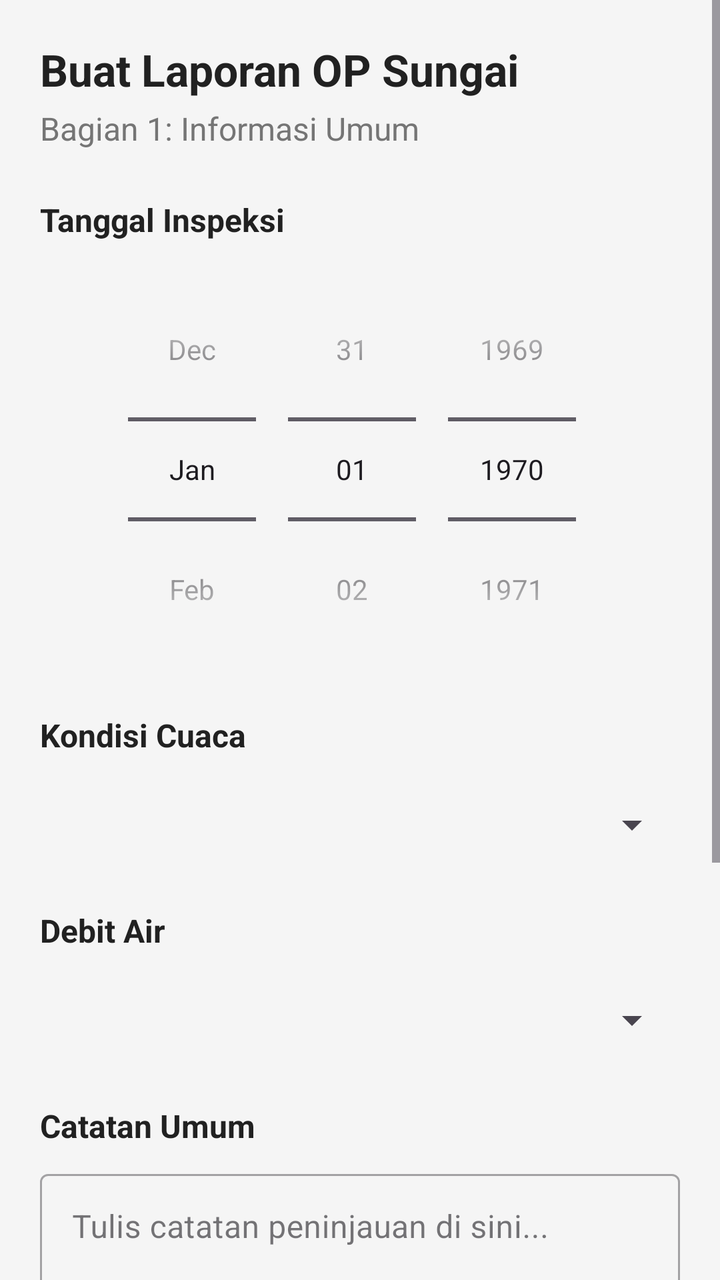
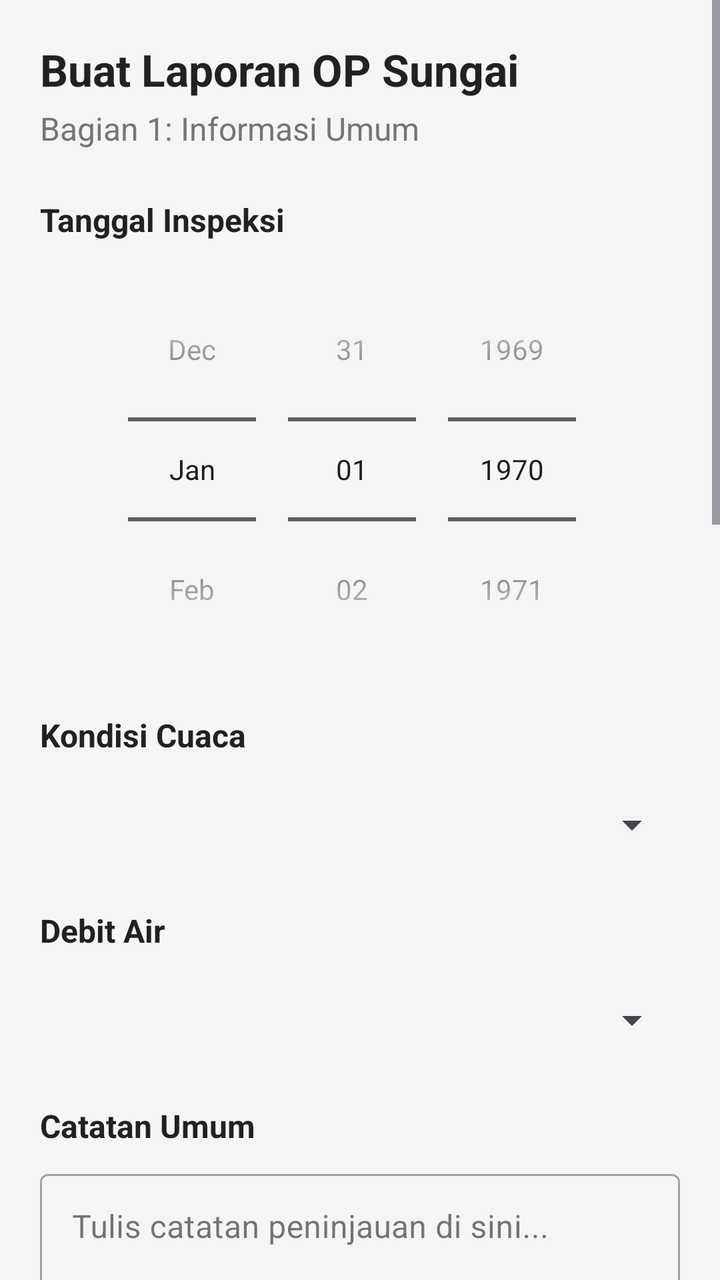

Compare the two renders of this Android layout. The source of the first and the diff that turns it into the second are given below.
<!-- AndroidManifest.xml: application theme Theme.RiverOP -->
<!-- res/layout/activity_buat_laporan.xml -->
<?xml version="1.0" encoding="utf-8"?>
<ScrollView xmlns:android="http://schemas.android.com/apk/res/android"
    xmlns:app="http://schemas.android.com/apk/res-auto"
    android:layout_width="match_parent"
    android:layout_height="match_parent"
    android:fillViewport="true"
    android:background="@color/background">

    <androidx.constraintlayout.widget.ConstraintLayout
        android:layout_width="match_parent"
        android:layout_height="wrap_content"
        android:padding="20dp">

        <TextView
            android:id="@+id/tvTitle"
            android:layout_width="0dp"
            android:layout_height="wrap_content"
            android:text="Buat Laporan OP Sungai"
            android:textSize="22sp"
            android:textStyle="bold"
            android:textColor="@color/text_primary"
            app:layout_constraintTop_toTopOf="parent"
            app:layout_constraintStart_toStartOf="parent"
            app:layout_constraintEnd_toEndOf="parent" />

        <TextView
            android:id="@+id/tvSubtitle"
            android:layout_width="0dp"
            android:layout_height="wrap_content"
            android:text="Bagian 1: Informasi Umum"
            android:textSize="16sp"
            android:textColor="@color/text_secondary"
            android:layout_marginTop="4dp"
            app:layout_constraintTop_toBottomOf="@id/tvTitle"
            app:layout_constraintStart_toStartOf="parent"
            app:layout_constraintEnd_toEndOf="parent" />

        <TextView
            android:id="@+id/lblTanggal"
            android:layout_width="0dp"
            android:layout_height="wrap_content"
            android:text="Tanggal Inspeksi"
            android:textSize="16sp"
            android:textStyle="bold"
            android:textColor="@color/text_primary"
            android:layout_marginTop="24dp"
            app:layout_constraintTop_toBottomOf="@id/tvSubtitle"
            app:layout_constraintStart_toStartOf="parent"
            app:layout_constraintEnd_toEndOf="parent" />

        <DatePicker
            android:id="@+id/dpTanggal"
            android:layout_width="0dp"
            android:layout_height="wrap_content"
            android:datePickerMode="spinner"
            android:calendarViewShown="false"
            android:layout_marginTop="8dp"
            app:layout_constraintTop_toBottomOf="@id/lblTanggal"
            app:layout_constraintStart_toStartOf="parent"
            app:layout_constraintEnd_toEndOf="parent" />

        <TextView
            android:id="@+id/lblCuaca"
            android:layout_width="0dp"
            android:layout_height="wrap_content"
            android:text="Kondisi Cuaca"
            android:textSize="16sp"
            android:textStyle="bold"
            android:textColor="@color/text_primary"
            android:layout_marginTop="16dp"
            app:layout_constraintTop_toBottomOf="@id/dpTanggal"
            app:layout_constraintStart_toStartOf="parent"
            app:layout_constraintEnd_toEndOf="parent" />

        <Spinner
            android:id="@+id/spCuaca"
            android:layout_width="0dp"
            android:layout_height="52dp"
            android:layout_marginTop="8dp"
            android:spinnerMode="dropdown"
            app:layout_constraintTop_toBottomOf="@id/lblCuaca"
            app:layout_constraintStart_toStartOf="parent"
            app:layout_constraintEnd_toEndOf="parent" />

        <TextView
            android:id="@+id/lblDebit"
            android:layout_width="0dp"
            android:layout_height="wrap_content"
            android:text="Debit Air"
            android:textSize="16sp"
            android:textStyle="bold"
            android:textColor="@color/text_primary"
            android:layout_marginTop="16dp"
            app:layout_constraintTop_toBottomOf="@id/spCuaca"
            app:layout_constraintStart_toStartOf="parent"
            app:layout_constraintEnd_toEndOf="parent" />

        <Spinner
            android:id="@+id/spDebit"
            android:layout_width="0dp"
            android:layout_height="52dp"
            android:layout_marginTop="8dp"
            android:spinnerMode="dropdown"
            app:layout_constraintTop_toBottomOf="@id/lblDebit"
            app:layout_constraintStart_toStartOf="parent"
            app:layout_constraintEnd_toEndOf="parent" />

        <TextView
            android:id="@+id/lblCatatan"
            android:layout_width="0dp"
            android:layout_height="wrap_content"
            android:text="Catatan Umum"
            android:textSize="16sp"
            android:textStyle="bold"
            android:textColor="@color/text_primary"
            android:layout_marginTop="16dp"
            app:layout_constraintTop_toBottomOf="@id/spDebit"
            app:layout_constraintStart_toStartOf="parent"
            app:layout_constraintEnd_toEndOf="parent" />

        <com.google.android.material.textfield.TextInputLayout
            android:id="@+id/tilCatatan"
            style="@style/Widget.MaterialComponents.TextInputLayout.OutlinedBox"
            android:layout_width="0dp"
            android:layout_height="wrap_content"
            android:layout_marginTop="8dp"
            android:hint="Tulis catatan peninjauan di sini..."
            app:layout_constraintTop_toBottomOf="@id/lblCatatan"
            app:layout_constraintStart_toStartOf="parent"
            app:layout_constraintEnd_toEndOf="parent">

            <com.google.android.material.textfield.TextInputEditText
                android:id="@+id/etCatatan"
                android:layout_width="match_parent"
                android:layout_height="wrap_content"
                android:inputType="textMultiLine"
                android:minLines="3"
                android:gravity="top|start"
                android:textColor="@color/text_primary"
                android:textColorHint="@color/text_hint"/>
        </com.google.android.material.textfield.TextInputLayout>

        <TextView
            android:id="@+id/lblKendala"
            android:layout_width="0dp"
            android:layout_height="wrap_content"
            android:text="Kendala di Lapangan"
            android:textSize="16sp"
            android:textStyle="bold"
            android:textColor="@color/text_primary"
            android:layout_marginTop="16dp"
            app:layout_constraintTop_toBottomOf="@id/tilCatatan"
            app:layout_constraintStart_toStartOf="parent"
            app:layout_constraintEnd_toEndOf="parent" />

        <com.google.android.material.textfield.TextInputLayout
            android:id="@+id/tilKendala"
            style="@style/Widget.MaterialComponents.TextInputLayout.OutlinedBox"
            android:layout_width="0dp"
            android:layout_height="wrap_content"
            android:layout_marginTop="8dp"
            android:hint="Tulis kendala yang dihadapi (bila ada)..."
            app:layout_constraintTop_toBottomOf="@id/lblKendala"
            app:layout_constraintStart_toStartOf="parent"
            app:layout_constraintEnd_toEndOf="parent">

            <com.google.android.material.textfield.TextInputEditText
                android:id="@+id/etKendala"
                android:layout_width="match_parent"
                android:layout_height="wrap_content"
                android:inputType="textMultiLine"
                android:minLines="3"
                android:gravity="top|start"
                android:textColor="@color/text_primary"
                android:textColorHint="@color/text_hint"/>
        </com.google.android.material.textfield.TextInputLayout>

        <com.google.android.material.button.MaterialButton
            android:id="@+id/btnLanjut"
            android:layout_width="0dp"
            android:layout_height="56dp"
            android:layout_marginTop="32dp"
            android:layout_marginBottom="16dp"
            android:text="Lanjut"
            android:textSize="18sp"
            android:textStyle="bold"
            android:textColor="@color/white"
            android:backgroundTint="@color/primary"
            app:layout_constraintTop_toBottomOf="@id/tilKendala"
            app:layout_constraintBottom_toBottomOf="parent"
            app:layout_constraintStart_toStartOf="parent"
            app:layout_constraintEnd_toEndOf="parent" />

    </androidx.constraintlayout.widget.ConstraintLayout>
</ScrollView>
<!-- resources referenced by this layout -->
<resources>
  <color name="background">#F5F5F5</color>
  <color name="primary">#1B3A6B</color>
  <color name="text_hint">#9E9E9E</color>
  <color name="text_primary">#212121</color>
  <color name="text_secondary">#757575</color>
  <color name="white">#FFFFFF</color>
  <style name="Theme.RiverOP" parent="Base.Theme.RiverOP" />
  <style name="Base.Theme.RiverOP" parent="Theme.Material3.Light.NoActionBar">
          <item name="colorPrimary">@color/primary</item>
          <item name="colorPrimaryVariant">@color/primary_dark</item>
          <item name="colorSecondary">@color/accent_gold</item>
          <item name="android:colorBackground">@color/background</item>
          <item name="android:windowBackground">@color/background</item>
      </style>
  <color name="primary_dark">#0F2347</color>
  <color name="accent_gold">#D4A017</color>
</resources>

<!-- the commit's change to res/layout/activity_buat_laporan.xml (unified diff, before → after) -->
@@ -175,6 +175,137 @@
                 android:textColorHint="@color/text_hint"/>
         </com.google.android.material.textfield.TextInputLayout>
 
+        
+        <TextView
+            android:id="@+id/lblFoto1"
+            android:layout_width="0dp"
+            android:layout_height="wrap_content"
+            android:text="Foto Lokasi 1 (Wajib)"
+            android:textSize="16sp"
+            android:textStyle="bold"
+            android:textColor="@color/text_primary"
+            android:layout_marginTop="24dp"
+            app:layout_constraintTop_toBottomOf="@id/tilKendala"
+            app:layout_constraintStart_toStartOf="parent"
+            app:layout_constraintEnd_toEndOf="parent" />
+
+        <ImageView
+            android:id="@+id/imgFoto1"
+            android:layout_width="0dp"
+            android:layout_height="200dp"
+            android:layout_marginTop="8dp"
+            android:background="@color/divider"
+            android:scaleType="centerCrop"
+            android:src="@android:drawable/ic_menu_camera"
+            app:layout_constraintTop_toBottomOf="@id/lblFoto1"
+            app:layout_constraintStart_toStartOf="parent"
+            app:layout_constraintEnd_toEndOf="parent" />
+
+        <LinearLayout
+            android:id="@+id/layoutBtnFoto1"
+            android:layout_width="0dp"
+            android:layout_height="wrap_content"
+            android:orientation="horizontal"
+            android:layout_marginTop="8dp"
+            app:layout_constraintTop_toBottomOf="@id/imgFoto1"
+            app:layout_constraintStart_toStartOf="parent"
+            app:layout_constraintEnd_toEndOf="parent">
+
+            <com.google.android.material.button.MaterialButton
+                android:id="@+id/btnKameraFoto1"
+                style="@style/Widget.MaterialComponents.Button.OutlinedButton"
+                android:layout_width="0dp"
+                android:layout_height="wrap_content"
+                android:layout_weight="1"
+                android:layout_marginEnd="4dp"
+                android:text="📷 Kamera" />
+
+            <com.google.android.material.button.MaterialButton
+                android:id="@+id/btnGaleriFoto1"
+                style="@style/Widget.MaterialComponents.Button.OutlinedButton"
+                android:layout_width="0dp"
+                android:layout_height="wrap_content"
+                android:layout_weight="1"
+                android:layout_marginStart="4dp"
+                android:text="🖼️ Galeri" />
+
+            <com.google.android.material.button.MaterialButton
+                android:id="@+id/btnHapusFoto1"
+                style="@style/Widget.MaterialComponents.Button.OutlinedButton"
+                android:layout_width="wrap_content"
+                android:layout_height="wrap_content"
+                android:layout_marginStart="4dp"
+                android:text="🗑️"
+                android:visibility="gone" />
+
+        </LinearLayout>
+
+        
+        <TextView
+            android:id="@+id/lblFoto2"
+            android:layout_width="0dp"
+            android:layout_height="wrap_content"
+            android:text="Foto Lokasi 2 (Opsional)"
+            android:textSize="16sp"
+            android:textStyle="bold"
+            android:textColor="@color/text_primary"
+            android:layout_marginTop="16dp"
+            app:layout_constraintTop_toBottomOf="@id/layoutBtnFoto1"
+            app:layout_constraintStart_toStartOf="parent"
+            app:layout_constraintEnd_toEndOf="parent" />
+
+        <ImageView
+            android:id="@+id/imgFoto2"
+            android:layout_width="0dp"
+            android:layout_height="200dp"
+            android:layout_marginTop="8dp"
+            android:background="@color/divider"
+            android:scaleType="centerCrop"
+            android:src="@android:drawable/ic_menu_camera"
+            app:layout_constraintTop_toBottomOf="@id/lblFoto2"
+            app:layout_constraintStart_toStartOf="parent"
+            app:layout_constraintEnd_toEndOf="parent" />
+
+        <LinearLayout
+            android:id="@+id/layoutBtnFoto2"
+            android:layout_width="0dp"
+            android:layout_height="wrap_content"
+            android:orientation="horizontal"
+            android:layout_marginTop="8dp"
+            app:layout_constraintTop_toBottomOf="@id/imgFoto2"
+            app:layout_constraintStart_toStartOf="parent"
+            app:layout_constraintEnd_toEndOf="parent">
+
+            <com.google.android.material.button.MaterialButton
+                android:id="@+id/btnKameraFoto2"
+                style="@style/Widget.MaterialComponents.Button.OutlinedButton"
+                android:layout_width="0dp"
+                android:layout_height="wrap_content"
+                android:layout_weight="1"
+                android:layout_marginEnd="4dp"
+                android:text="📷 Kamera" />
+
+            <com.google.android.material.button.MaterialButton
+                android:id="@+id/btnGaleriFoto2"
+                style="@style/Widget.MaterialComponents.Button.OutlinedButton"
+                android:layout_width="0dp"
+                android:layout_height="wrap_content"
+                android:layout_weight="1"
+                android:layout_marginStart="4dp"
+                android:text="🖼️ Galeri" />
+
+            <com.google.android.material.button.MaterialButton
+                android:id="@+id/btnHapusFoto2"
+                style="@style/Widget.MaterialComponents.Button.OutlinedButton"
+                android:layout_width="wrap_content"
+                android:layout_height="wrap_content"
+                android:layout_marginStart="4dp"
+                android:text="🗑️"
+                android:visibility="gone" />
+
+        </LinearLayout>
+
+        
         <com.google.android.material.button.MaterialButton
             android:id="@+id/btnLanjut"
             android:layout_width="0dp"
@@ -186,7 +317,7 @@
             android:textStyle="bold"
             android:textColor="@color/white"
             android:backgroundTint="@color/primary"
-            app:layout_constraintTop_toBottomOf="@id/tilKendala"
+            app:layout_constraintTop_toBottomOf="@id/layoutBtnFoto2"
             app:layout_constraintBottom_toBottomOf="parent"
             app:layout_constraintStart_toStartOf="parent"
             app:layout_constraintEnd_toEndOf="parent" />
<!-- resource entries referenced after the edit -->
@@ -1,6 +1,7 @@
 <!-- resources referenced by this layout -->
 <resources>
   <color name="background">#F5F5F5</color>
+  <color name="divider">#E0E0E0</color>
   <color name="primary">#1B3A6B</color>
   <color name="text_hint">#9E9E9E</color>
   <color name="text_primary">#212121</color>
